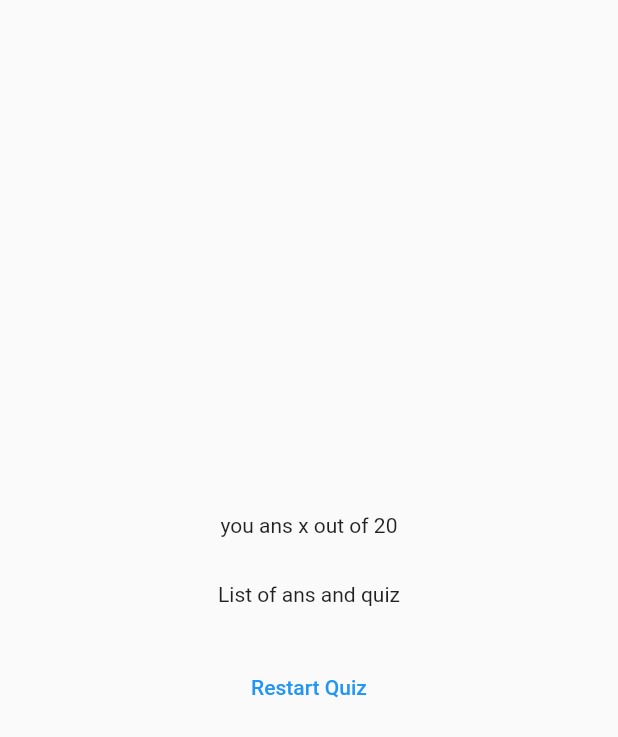
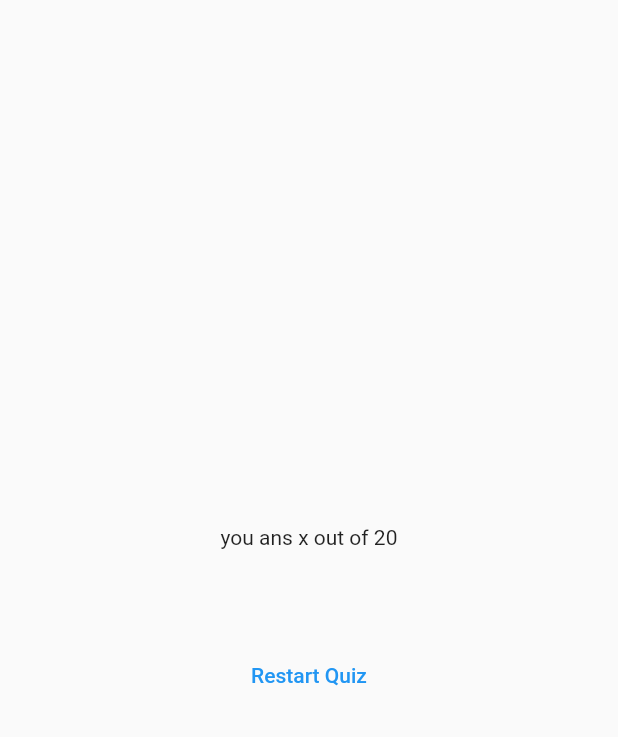
Before and after one commit to yobra254/quiz, a Flutter app: the ResultScreen widget shown alone on an empty page, opened directly with empty values, on a phone screen of 412 x 824 dp. Shown: the top 737 px of the screen. Run offline on Flutter 3.47's test engine with Material 2 defaults, Android fonts, the phone set to English and light mode, and no system bars; our stand-ins replace google_fonts.

Commit message:
Mapping Results

```diff
--- a/lib/quiz.dart
+++ b/lib/quiz.dart
@@ -35,7 +35,7 @@ class _QuizState extends State<Quiz> {
 
     if (selectedAnswers.length == questions.length) {
       setState(() {
-        selectedAnswers = [];
+        //selectedAnswers = [];
         activeScreen = 'results-screen';
       });
     }
--- a/lib/result_screen.dart
+++ b/lib/result_screen.dart
@@ -1,6 +1,9 @@
 import 'package:flutter/material.dart';
 import 'package:flutter/src/widgets/framework.dart';
 import 'package:flutter/src/widgets/placeholder.dart';
+import 'package:quiz/questions_summary.dart';
+
+import 'data/questions.dart';
 
 class ResultScreen extends StatelessWidget {
   const ResultScreen({
@@ -9,6 +12,20 @@ class ResultScreen extends StatelessWidget {
   });
 
   final List<String> chosenAnswers;
+
+  List<Map<String, Object>> getSummaryData() {
+    final List<Map<String, Object>> summary = [];
+
+    for (var i = 0; i < chosenAnswers.length; i++) {
+      summary.add({
+        'question_index': i,
+        'question': questions[i].text,
+        'correct_answer': questions[1].answers[0],
+        'user_answer': chosenAnswers[i]
+      });
+    }
+    return summary;
+  }
 
   @override
   Widget build(BuildContext context) {
@@ -25,9 +42,7 @@ class ResultScreen extends StatelessWidget {
             const SizedBox(
               height: 30,
             ),
-            const Text(
-              'List of ans and quiz',
-            ),
+            QuestionsSummary(getSummaryData()),
             const SizedBox(
               height: 30,
             ),
```
Also changed, not shown: lib/questions_summary.dart (added, +36 -0 lines).
